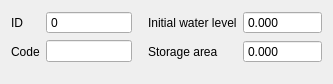
Old version of the form threedi_model_builder/forms/ui/connection_node.ui in the repository nens/threedi-schematisation-editor.
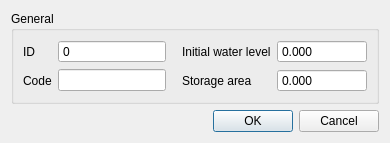
New version of the form.

```diff
--- a/threedi_model_builder/forms/ui/connection_node.ui
+++ b/threedi_model_builder/forms/ui/connection_node.ui
@@ -6,8 +6,8 @@
    <rect>
     <x>0</x>
     <y>0</y>
-    <width>333</width>
-    <height>84</height>
+    <width>390</width>
+    <height>136</height>
    </rect>
   </property>
   <property name="windowTitle">
@@ -17,7 +17,45 @@
    <locale language="English" country="UnitedStates"/>
   </property>
   <layout class="QGridLayout" name="gridLayout">
-   <item row="0" column="0">
+   <item row="3" column="0">
+    <widget class="QGroupBox" name="grp_general">
+     <property name="enabled">
+      <bool>true</bool>
+     </property>
+     <property name="locale">
+      <locale language="English" country="UnitedStates"/>
+     </property>
+     <property name="title">
+      <string>General</string>
+     </property>
+     <layout class="QGridLayout" name="gridLayout_3">
+      <item row="2" column="0">
+       <widget class="QLabel" name="label_8">
+        <property name="locale">
+         <locale language="English" country="UnitedStates"/>
+        </property>
+        <property name="text">
+         <string>Code</string>
+        </property>
+        <property name="alignment">
+         <set>Qt::AlignLeading|Qt::AlignLeft|Qt::AlignVCenter</set>
+        </property>
+       </widget>
+      </item>
+      <item row="2" column="1">
+       <widget class="QLineEdit" name="code">
+        <property name="sizePolicy">
+         <sizepolicy hsizetype="Expanding" vsizetype="Fixed">
+          <horstretch>0</horstretch>
+          <verstretch>0</verstretch>
+         </sizepolicy>
+        </property>
+        <property name="locale">
+         <locale language="English" country="UnitedStates"/>
+        </property>
+       </widget>
+      </item>
+      <item row="1" column="0">
     <widget class="QLabel" name="label_7">
      <property name="locale">
       <locale language="English" country="UnitedStates"/>
@@ -30,24 +68,8 @@
      </property>
     </widget>
    </item>
-   <item row="1" column="2">
-    <widget class="QLabel" name="label_14">
-     <property name="locale">
-      <locale language="English" country="UnitedStates"/>
-     </property>
-     <property name="text">
-      <string>Storage area</string>
-     </property>
-     <property name="alignment">
-      <set>Qt::AlignLeading|Qt::AlignLeft|Qt::AlignVCenter</set>
-     </property>
-     <property name="indent">
-      <number>10</number>
-     </property>
-    </widget>
-   </item>
    <item row="1" column="1">
-    <widget class="QLineEdit" name="code">
+       <widget class="QSpinBox" name="id">
      <property name="sizePolicy">
       <sizepolicy hsizetype="Expanding" vsizetype="Fixed">
        <horstretch>0</horstretch>
@@ -57,9 +79,18 @@
      <property name="locale">
       <locale language="English" country="UnitedStates"/>
      </property>
-    </widget>
-   </item>
-   <item row="0" column="2">
+        <property name="readOnly">
+         <bool>true</bool>
+        </property>
+        <property name="buttonSymbols">
+         <enum>QAbstractSpinBox::NoButtons</enum>
+        </property>
+        <property name="maximum">
+         <number>999999999</number>
+        </property>
+       </widget>
+      </item>
+      <item row="1" column="2">
     <widget class="QLabel" name="label_13">
      <property name="locale">
       <locale language="English" country="UnitedStates"/>
@@ -75,20 +106,89 @@
      </property>
     </widget>
    </item>
-   <item row="1" column="0">
-    <widget class="QLabel" name="label_8">
+      <item row="1" column="3">
+       <widget class="QDoubleSpinBox" name="initial_waterlevel">
+        <property name="sizePolicy">
+         <sizepolicy hsizetype="Expanding" vsizetype="Fixed">
+          <horstretch>0</horstretch>
+          <verstretch>0</verstretch>
+         </sizepolicy>
+        </property>
+        <property name="locale">
+         <locale language="English" country="UnitedStates"/>
+        </property>
+        <property name="inputMethodHints">
+         <set>Qt::ImhNone</set>
+        </property>
+        <property name="buttonSymbols">
+         <enum>QAbstractSpinBox::NoButtons</enum>
+        </property>
+        <property name="decimals">
+         <number>3</number>
+        </property>
+        <property name="minimum">
+         <double>-99999999.000000000000000</double>
+        </property>
+        <property name="maximum">
+         <double>999999999.000000000000000</double>
+        </property>
+       </widget>
+      </item>
+      <item row="2" column="2">
+       <widget class="QLabel" name="label_14">
      <property name="locale">
       <locale language="English" country="UnitedStates"/>
      </property>
      <property name="text">
-      <string>Code</string>
+         <string>Storage area</string>
      </property>
      <property name="alignment">
       <set>Qt::AlignLeading|Qt::AlignLeft|Qt::AlignVCenter</set>
      </property>
-    </widget>
-   </item>
-   <item row="2" column="1">
+        <property name="indent">
+         <number>10</number>
+        </property>
+       </widget>
+      </item>
+      <item row="2" column="3">
+       <widget class="QDoubleSpinBox" name="storage_area">
+        <property name="sizePolicy">
+         <sizepolicy hsizetype="Expanding" vsizetype="Fixed">
+          <horstretch>0</horstretch>
+          <verstretch>0</verstretch>
+         </sizepolicy>
+        </property>
+        <property name="locale">
+         <locale language="English" country="UnitedStates"/>
+        </property>
+        <property name="inputMethodHints">
+         <set>Qt::ImhNone</set>
+        </property>
+        <property name="buttonSymbols">
+         <enum>QAbstractSpinBox::NoButtons</enum>
+        </property>
+        <property name="decimals">
+         <number>3</number>
+        </property>
+        <property name="minimum">
+         <double>-99999999.000000000000000</double>
+        </property>
+        <property name="maximum">
+         <double>999999999.000000000000000</double>
+        </property>
+       </widget>
+      </item>
+     </layout>
+    </widget>
+   </item>
+   <item row="5" column="0">
+    <widget class="QDialogButtonBox" name="buttonBox">
+     <property name="standardButtons">
+      <set>QDialogButtonBox::Cancel|QDialogButtonBox::Ok</set>
+     </property>
+    </widget>
+   </item>
+   <item row="4" column="0">
     <spacer name="verticalSpacer">
      <property name="locale">
       <locale language="English" country="UnitedStates"/>
@@ -104,84 +204,6 @@
      </property>
     </spacer>
    </item>
-   <item row="0" column="3">
-    <widget class="QDoubleSpinBox" name="initial_waterlevel">
-     <property name="sizePolicy">
-      <sizepolicy hsizetype="Expanding" vsizetype="Fixed">
-       <horstretch>0</horstretch>
-       <verstretch>0</verstretch>
-      </sizepolicy>
-     </property>
-     <property name="locale">
-      <locale language="English" country="UnitedStates"/>
-     </property>
-     <property name="inputMethodHints">
-      <set>Qt::ImhNone</set>
-     </property>
-     <property name="buttonSymbols">
-      <enum>QAbstractSpinBox::NoButtons</enum>
-     </property>
-     <property name="decimals">
-      <number>3</number>
-     </property>
-     <property name="minimum">
-      <double>-99999999.000000000000000</double>
-     </property>
-     <property name="maximum">
-      <double>999999999.000000000000000</double>
-     </property>
-    </widget>
-   </item>
-   <item row="1" column="3">
-    <widget class="QDoubleSpinBox" name="storage_area">
-     <property name="sizePolicy">
-      <sizepolicy hsizetype="Expanding" vsizetype="Fixed">
-       <horstretch>0</horstretch>
-       <verstretch>0</verstretch>
-      </sizepolicy>
-     </property>
-     <property name="locale">
-      <locale language="English" country="UnitedStates"/>
-     </property>
-     <property name="inputMethodHints">
-      <set>Qt::ImhNone</set>
-     </property>
-     <property name="buttonSymbols">
-      <enum>QAbstractSpinBox::NoButtons</enum>
-     </property>
-     <property name="decimals">
-      <number>3</number>
-     </property>
-     <property name="minimum">
-      <double>-99999999.000000000000000</double>
-     </property>
-     <property name="maximum">
-      <double>999999999.000000000000000</double>
-     </property>
-    </widget>
-   </item>
-   <item row="0" column="1">
-    <widget class="QSpinBox" name="id">
-     <property name="sizePolicy">
-      <sizepolicy hsizetype="Expanding" vsizetype="Fixed">
-       <horstretch>0</horstretch>
-       <verstretch>0</verstretch>
-      </sizepolicy>
-     </property>
-     <property name="locale">
-      <locale language="English" country="UnitedStates"/>
-     </property>
-     <property name="readOnly">
-      <bool>true</bool>
-     </property>
-     <property name="buttonSymbols">
-      <enum>QAbstractSpinBox::NoButtons</enum>
-     </property>
-     <property name="maximum">
-      <number>999999999</number>
-     </property>
-    </widget>
-   </item>
   </layout>
  </widget>
  <tabstops>
```
Left out of the diff: 9 changed lines with no effect on the pictures. Lines whose indentation alone changed are shown as unchanged.
